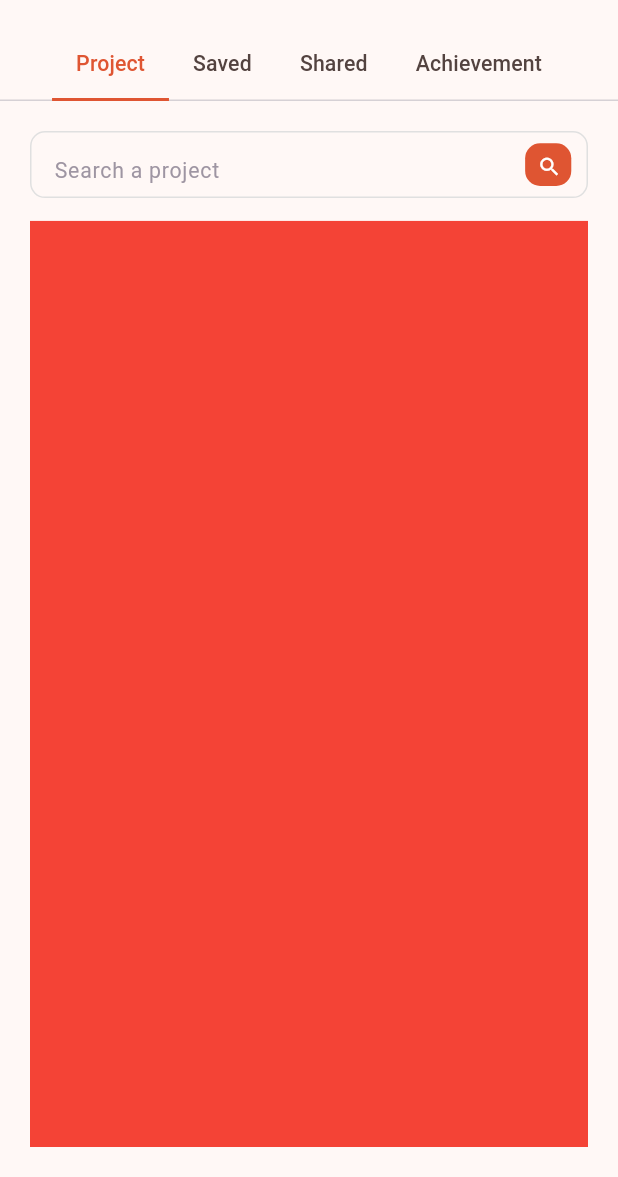
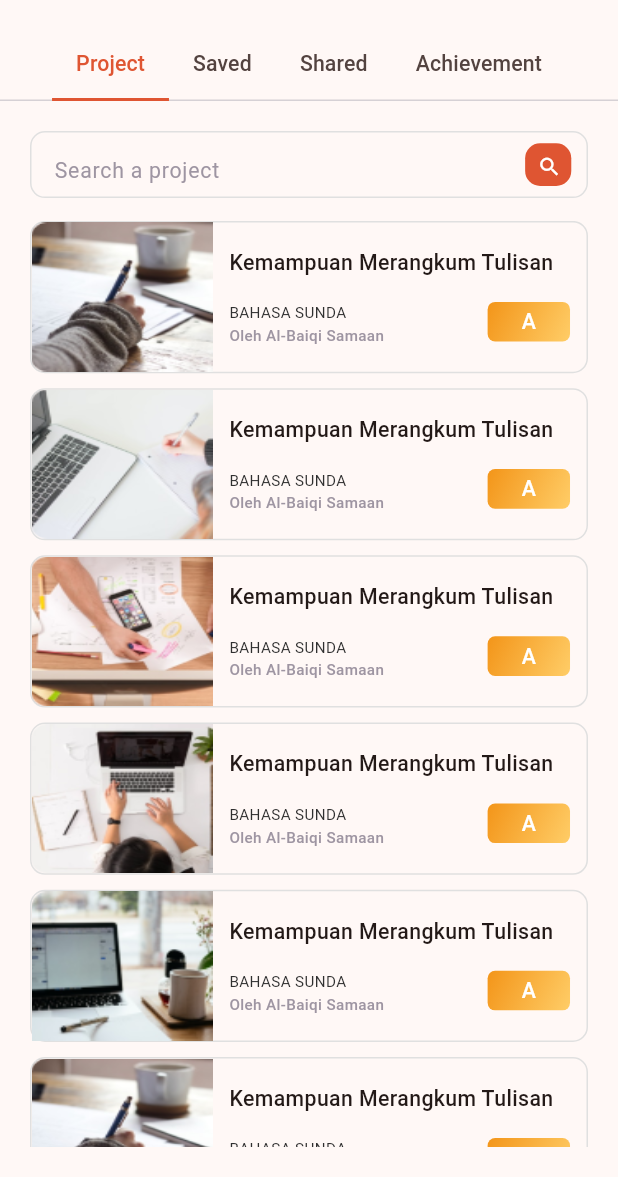
Before and after one commit to Aflah3100/portfolio_student, a Flutter app: the PortfolioScreen screen opened directly, on a phone screen of 412 x 824 dp, the part 59-1236 px from its top. Run offline on Flutter 3.47's test engine with Material 3 defaults, Android fonts, the phone set to English and light mode, and no system bars; our stand-ins replace flutter_screenutil.

Commit message:
Added project display container

```diff
--- a/lib/screens/home_screen/home_screen.dart
+++ b/lib/screens/home_screen/home_screen.dart
@@ -8,7 +8,11 @@ class HomeScreen extends StatelessWidget {
     return const Scaffold(
       body: SafeArea(
           child: Center(
-        child: Text('Home Screen'),
+        child: Text(
+          'Home Screen',
+          style: TextStyle(
+              color: Colors.black, fontWeight: FontWeight.w500, fontSize: 20),
+        ),
       )),
     );
   }
--- a/lib/screens/input_screen/input_screen.dart
+++ b/lib/screens/input_screen/input_screen.dart
@@ -8,7 +8,11 @@ class InputScreen extends StatelessWidget {
     return const Scaffold(
       body: SafeArea(
           child: Center(
-        child: Text('Input Screen'),
+        child: Text('Input Screen',
+            style: TextStyle(
+                color: Colors.black,
+                fontWeight: FontWeight.w500,
+                fontSize: 20)),
       )),
     );
   }
--- a/lib/screens/profile_screen/profile_screen.dart
+++ b/lib/screens/profile_screen/profile_screen.dart
@@ -8,7 +8,11 @@ class ProfileScreen extends StatelessWidget {
     return const Scaffold(
       body: SafeArea(
           child: Center(
-        child: Text('Profile Screen'),
+        child: Text('Profile Screen',
+            style: TextStyle(
+                color: Colors.black,
+                fontWeight: FontWeight.w500,
+                fontSize: 20)),
       )),
     );
   }
--- a/lib/screens/student_portfolio_screen/portfolio_screen.dart
+++ b/lib/screens/student_portfolio_screen/portfolio_screen.dart
@@ -1,11 +1,18 @@
 import 'package:flutter/material.dart';
 import 'package:flutter_screenutil/flutter_screenutil.dart';
+import 'package:portfolio_student/screens/student_portfolio_screen/widgets/project_display_card.dart';
 import 'package:portfolio_student/utils/app_colors.dart';
 import 'package:portfolio_student/utils/assets.dart';
 
 class PortfolioScreen extends StatelessWidget {
-  const PortfolioScreen({super.key});
-
+  PortfolioScreen({super.key});
+  final List<String> sampleImages = [
+    Assets.sampleImage1,
+    Assets.sampleImage2,
+    Assets.sampleImage3,
+    Assets.sampleImage4,
+    Assets.sampleImage5
+  ];
   @override
   Widget build(BuildContext context) {
     return DefaultTabController(
@@ -150,15 +157,42 @@ class PortfolioScreen extends StatelessWidget {
                       height: 15.h,
                     ),
                     Expanded(
-                        child: Container(
-                      color: Colors.red,
-                    ))
+                        child: ListView.separated(
+                            itemBuilder: (context, index) {
+                              return ProjectDisplayCard(
+                                  title1: 'Kemampuan Merangkum Tulisan',
+                                  title2: 'BAHASA SUNDA',
+                                  title3: 'Oleh Al-Baiqi Samaan',
+                                  image: sampleImages[
+                                      index % sampleImages.length]);
+                            },
+                            separatorBuilder: (context, index) {
+                              return const SizedBox(
+                                height: 10,
+                              );
+                            },
+                            itemCount: 15))
                   ],
                 )),
 
-            Center(child: Text('Saved')),
-            Center(child: Text('Shared')),
-            Center(child: Text('Achievement')),
+            const Center(
+                child: Text('Saved',
+                    style: TextStyle(
+                        color: Colors.black,
+                        fontWeight: FontWeight.w500,
+                        fontSize: 17))),
+            const Center(
+                child: Text('Shared',
+                    style: TextStyle(
+                        color: Colors.black,
+                        fontWeight: FontWeight.w500,
+                        fontSize: 17))),
+            const Center(
+                child: Text('Achievement',
+                    style: TextStyle(
+                        color: Colors.black,
+                        fontWeight: FontWeight.w500,
+                        fontSize: 17))),
           ],
         ),
       ),
--- /dev/null
+++ b/lib/screens/student_portfolio_screen/widgets/project_display_card.dart
@@ -0,0 +1,117 @@
+
+import 'package:flutter/material.dart';
+import 'package:flutter_screenutil/flutter_screenutil.dart';
+import 'package:portfolio_student/utils/app_colors.dart';
+
+class ProjectDisplayCard extends StatelessWidget {
+  const ProjectDisplayCard({
+    super.key,
+    required this.title1,
+    required this.title2,
+    required this.title3,
+    required this.image,
+  });
+
+  final String title1;
+  final String title2;
+  final String title3;
+  final String image;
+
+  @override
+  Widget build(BuildContext context) {
+    return Container(
+      height: 100.h,
+      decoration: BoxDecoration(
+          border: Border.all(
+            color: AppColors.borderColor,
+          ),
+          borderRadius: BorderRadius.circular(10)),
+      child: Row(
+        children: [
+          //Image
+          SizedBox(
+            width: 110.w,
+            height: 110.h,
+            child: Image.asset(
+              image,
+              fit: BoxFit.fill,
+            ),
+          ),
+
+          Expanded(
+              child: Container(
+            margin: EdgeInsets.symmetric(horizontal: 10.w),
+            child: Column(
+              mainAxisAlignment: MainAxisAlignment.spaceEvenly,
+              crossAxisAlignment: CrossAxisAlignment.start,
+              children: [
+                //Title-1
+                Text(
+                  title1,
+                  textAlign: TextAlign.start,
+                  style:
+                      TextStyle(fontWeight: FontWeight.w500, fontSize: 14.sp),
+                ),
+
+                SizedBox(
+                  child: Row(
+                    mainAxisAlignment: MainAxisAlignment.spaceBetween,
+                    crossAxisAlignment: CrossAxisAlignment.start,
+                    children: [
+                      Column(
+                        mainAxisAlignment: MainAxisAlignment.start,
+                        crossAxisAlignment: CrossAxisAlignment.start,
+                        children: [
+                          //Title-2
+                          Text(
+                            title2,
+                            textAlign: TextAlign.left,
+                            style: TextStyle(
+                                color: const Color(0xff303030),
+                                fontSize: 10.sp,
+                                fontWeight: FontWeight.w400),
+                          ),
+                          //Title-3
+                          Text(
+                            title3,
+                            textAlign: TextAlign.start,
+                            style: TextStyle(
+                                color: const Color(0xff9E95A2),
+                                fontSize: 10.sp,
+                                fontWeight: FontWeight.w500),
+                          ),
+                        ],
+                      ),
+                      Container(
+                        height: 26.h,
+                        width: 50.w,
+                        decoration: BoxDecoration(
+                            borderRadius: BorderRadius.circular(5),
+                            gradient: const LinearGradient(
+                                begin: Alignment.topLeft,
+                                end: Alignment.bottomRight,
+                                colors: [
+                                  Color(0xffF39519),
+                                  Color(0xffFFCD67)
+                                ])),
+                        child: Center(
+                          child: Text(
+                            'A',
+                            style: TextStyle(
+                                color: Colors.white,
+                                fontSize: 14.sp,
+                                fontWeight: FontWeight.w500),
+                          ),
+                        ),
+                      )
+                    ],
+                  ),
+                )
+              ],
+            ),
+          ))
+        ],
+      ),
+    );
+  }
+}
```
